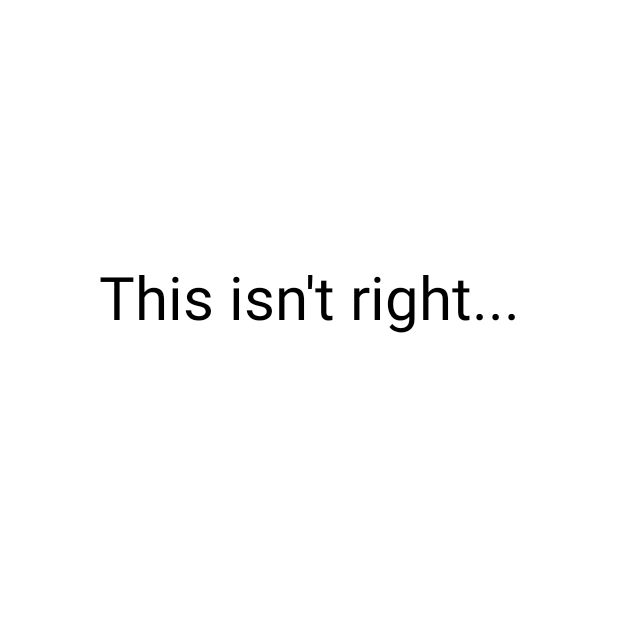
After one commit to SirojiddinAripov/WorkOutApp, an Android app: the HomeCardDetail screen opened directly, with no data from a screen before it, on a phone screen of 412 x 824 dp, the top half of it. The commit adds this screen. Run offline under Robolectric (Android 15) with nearby library versions, the phone set to English and light mode, and no system bars; 1 statement that could not run was skipped.

```diff
--- /dev/null
+++ b/app/src/main/java/com/example/workoutapp/HomeCardDetail.kt
@@ -0,0 +1,18 @@
+package com.example.workoutapp
+
+import android.os.Bundle
+import android.widget.TextView
+import androidx.appcompat.app.AppCompatActivity
+
+class HomeCardDetail: AppCompatActivity() {
+    private lateinit var textView: TextView
+
+    override fun onCreate(savedInstanceState: Bundle?) {
+        super.onCreate(savedInstanceState)
+        setContentView(R.layout.home_card_detail)
+        supportActionBar?.hide()
+
+        textView = findViewById(R.id.home_card_title)
+        textView.text = intent.getStringExtra("title").toString()
+    }
+}
--- /dev/null
+++ b/app/src/main/res/layout/home_card_detail.xml
@@ -0,0 +1,24 @@
+<?xml version="1.0" encoding="utf-8"?>
+<androidx.constraintlayout.widget.ConstraintLayout xmlns:android="http://schemas.android.com/apk/res/android"
+    xmlns:app="http://schemas.android.com/apk/res-auto"
+    xmlns:tools="http://schemas.android.com/tools"
+    tools:context=".HomeCardDetail"
+    android:background="@color/white"
+    android:layout_width="match_parent"
+    android:layout_height="match_parent">
+
+    <TextView
+        android:id="@+id/home_card_title"
+        android:textColor="@color/black"
+        android:layout_width="match_parent"
+        android:layout_height="wrap_content"
+        android:text="This isn't right..."
+        android:textAlignment="center"
+        android:textSize="40sp"
+        app:layout_constraintBottom_toBottomOf="parent"
+        app:layout_constraintEnd_toEndOf="parent"
+        app:layout_constraintHorizontal_bias="0.0"
+        app:layout_constraintStart_toStartOf="parent"
+        app:layout_constraintTop_toTopOf="parent"
+        app:layout_constraintVertical_bias="0.222" />
+</androidx.constraintlayout.widget.ConstraintLayout>
```
Also changed, not shown: app/src/main/AndroidManifest.xml (+8 -0 lines), app/src/main/java/com/example/workoutapp/HomePageRecyclerViewAdapter.kt (+7 -2 lines).
